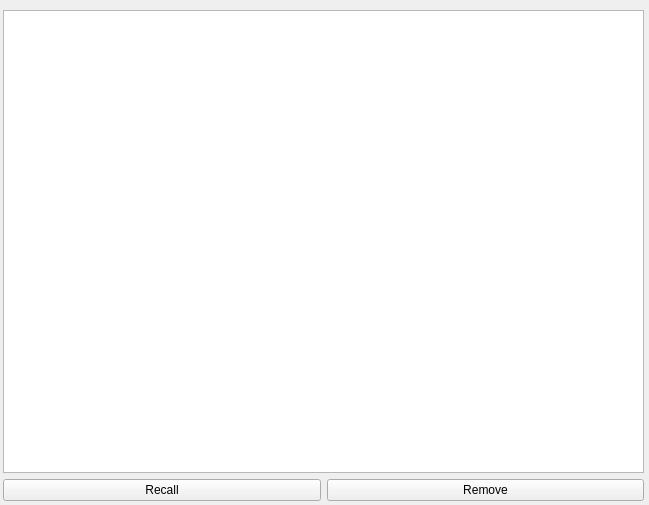
shadezee/ShadeCopy, file assets/storage.ui: the form before one commit.
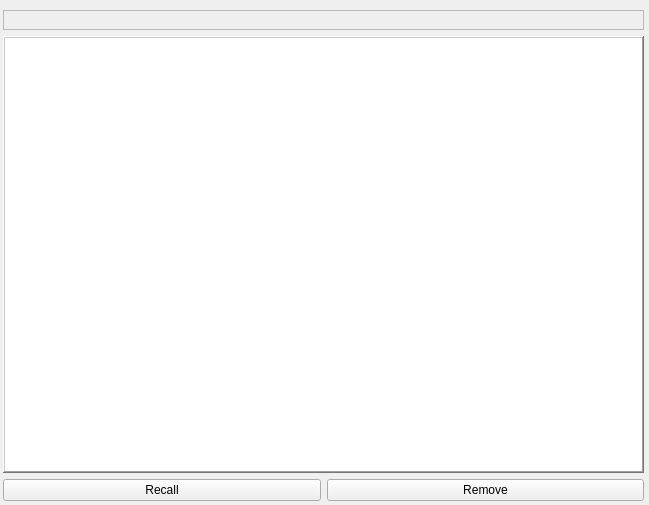
The form after the commit.

Commit message: add storage functionality

```diff
--- a/assets/storage.ui
+++ b/assets/storage.ui
@@ -44,6 +44,34 @@
     <property name="sizeConstraint">
      <enum>QLayout::SetMaximumSize</enum>
     </property>
+    <item>
+     <widget class="QLabel" name="helperLabel">
+      <property name="font">
+       <font>
+        <family>Consolas</family>
+        <pointsize>12</pointsize>
+       </font>
+      </property>
+      <property name="frameShape">
+       <enum>QFrame::StyledPanel</enum>
+      </property>
+      <property name="text">
+       <string/>
+      </property>
+      <property name="textFormat">
+       <enum>Qt::PlainText</enum>
+      </property>
+      <property name="alignment">
+       <set>Qt::AlignCenter</set>
+      </property>
+      <property name="wordWrap">
+       <bool>true</bool>
+      </property>
+      <property name="textInteractionFlags">
+       <set>Qt::NoTextInteraction</set>
+      </property>
+     </widget>
+    </item>
     <item>
      <layout class="QVBoxLayout" name="verticalLayout">
       <property name="sizeConstraint">
@@ -54,12 +82,24 @@
         <property name="cursor" stdset="0">
          <cursorShape>PointingHandCursor</cursorShape>
         </property>
+        <property name="mouseTracking">
+         <bool>true</bool>
+        </property>
+        <property name="frameShape">
+         <enum>QFrame::WinPanel</enum>
+        </property>
         <property name="frameShadow">
          <enum>QFrame::Raised</enum>
         </property>
         <property name="lineWidth">
          <number>0</number>
         </property>
+        <property name="sizeAdjustPolicy">
+         <enum>QAbstractScrollArea::AdjustToContents</enum>
+        </property>
+        <property name="editTriggers">
+         <set>QAbstractItemView::NoEditTriggers</set>
+        </property>
         <property name="selectionMode">
          <enum>QAbstractItemView::SingleSelection</enum>
         </property>
@@ -69,6 +109,9 @@
         <property name="gridStyle">
          <enum>Qt::DashDotDotLine</enum>
         </property>
+        <property name="wordWrap">
+         <bool>false</bool>
+        </property>
         <property name="cornerButtonEnabled">
          <bool>false</bool>
         </property>
```
The commit also changes 11 other files.
